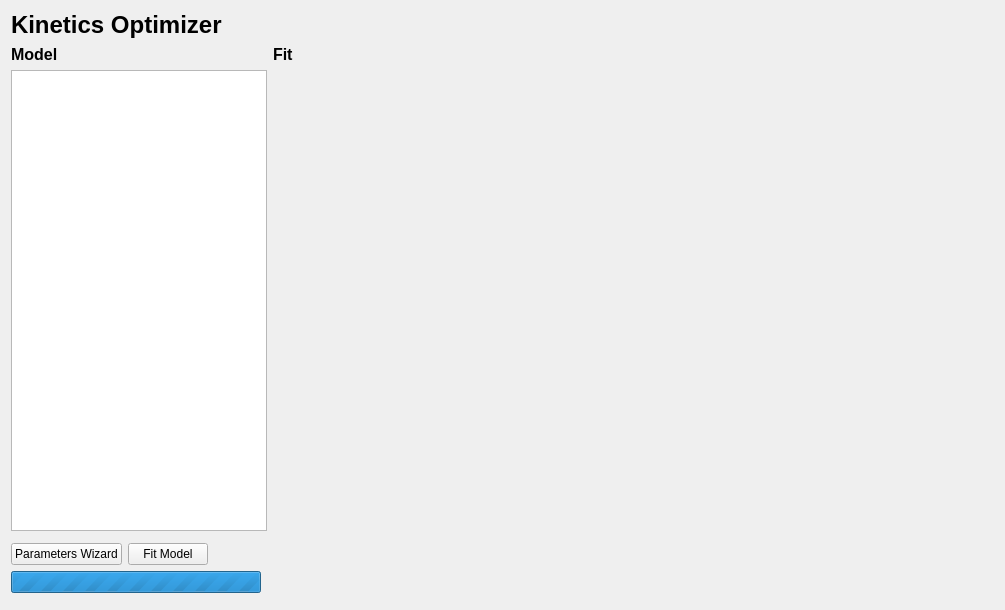
TUM-CBR/pymol-plugins, file cbr/kinetics/visual/KineticsOptimizer.ui: the form before one commit.
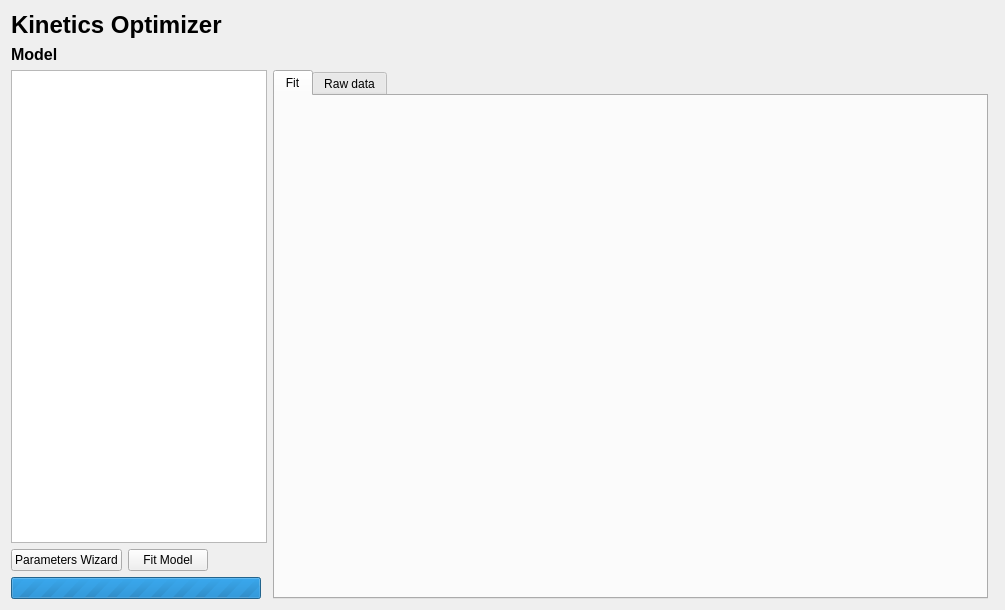
The form after the commit.

Commit message: [Kinetics] Table with raw data.

The edit to the form file:
```diff
--- a/cbr/kinetics/visual/KineticsOptimizer.ui
+++ b/cbr/kinetics/visual/KineticsOptimizer.ui
@@ -13,8 +13,18 @@
   <property name="windowTitle">
    <string>Form</string>
   </property>
-  <layout class="QGridLayout" name="gridLayout" rowstretch="0,0,0,1,0,0,0,0,0" columnstretch="0,0,0,0,0,1">
-   <item row="7" column="0" colspan="3">
+  <layout class="QGridLayout" name="gridLayout" rowstretch="0,0,0,0,1,0,0" columnstretch="0,0,0,0,0,0">
+   <item row="5" column="0">
+    <widget class="QPushButton" name="wizardButton">
+     <property name="text">
+      <string>Parameters Wizard</string>
+     </property>
+    </widget>
+   </item>
+   <item row="3" column="0" rowspan="2" colspan="4">
+    <widget class="QTableView" name="parametersTable"/>
+   </item>
+   <item row="6" column="0" colspan="3">
     <widget class="QProgressBar" name="fitProgressBar">
      <property name="maximum">
       <number>0</number>
@@ -24,7 +34,7 @@
      </property>
     </widget>
    </item>
-   <item row="6" column="2" colspan="2">
+   <item row="5" column="2" colspan="2">
     <spacer name="horizontalSpacer">
      <property name="orientation">
       <enum>Qt::Horizontal</enum>
@@ -37,17 +47,7 @@
      </property>
     </spacer>
    </item>
-   <item row="3" column="0" rowspan="2" colspan="4">
-    <widget class="QTableView" name="parametersTable"/>
-   </item>
-   <item row="6" column="0">
-    <widget class="QPushButton" name="wizardButton">
-     <property name="text">
-      <string>Parameters Wizard</string>
-     </property>
-    </widget>
-   </item>
-   <item row="7" column="3">
+   <item row="6" column="3">
     <widget class="QWidget" name="widget" native="true">
      <property name="minimumSize">
       <size>
@@ -63,13 +63,14 @@
      </property>
     </widget>
    </item>
-   <item row="3" column="4" rowspan="6" colspan="2">
-    <widget class="QWidget" name="plotWidget" native="true"/>
-   </item>
-   <item row="6" column="1">
-    <widget class="QPushButton" name="fitModelButton">
+   <item row="1" column="0" colspan="4">
+    <widget class="QLabel" name="label_4">
+     <property name="styleSheet">
+      <string notr="true">font-weight: bold;
+font-size: 16px;</string>
+     </property>
      <property name="text">
-      <string>Fit Model</string>
+      <string>Model</string>
      </property>
     </widget>
    </item>
@@ -84,26 +85,38 @@
      </property>
     </widget>
    </item>
-   <item row="1" column="4" colspan="2">
-    <widget class="QLabel" name="label_2">
-     <property name="styleSheet">
-      <string notr="true">font-weight: bold;
-font-size: 16px;</string>
-     </property>
+   <item row="5" column="1">
+    <widget class="QPushButton" name="fitModelButton">
      <property name="text">
-      <string>Fit</string>
+      <string>Fit Model</string>
      </property>
     </widget>
    </item>
-   <item row="1" column="0" colspan="4">
-    <widget class="QLabel" name="label_4">
-     <property name="styleSheet">
-      <string notr="true">font-weight: bold;
-font-size: 16px;</string>
+   <item row="3" column="4" rowspan="4">
+    <widget class="QTabWidget" name="tabWidget">
+     <property name="currentIndex">
+      <number>0</number>
      </property>
-     <property name="text">
-      <string>Model</string>
-     </property>
+     <widget class="QWidget" name="plotWidgetLayout">
+      <attribute name="title">
+       <string>Fit</string>
+      </attribute>
+      <layout class="QVBoxLayout" name="verticalLayout">
+       <item>
+        <widget class="QWidget" name="plotWidget" native="true"/>
+       </item>
+      </layout>
+     </widget>
+     <widget class="QWidget" name="rawDataLayout">
+      <attribute name="title">
+       <string>Raw data</string>
+      </attribute>
+      <layout class="QHBoxLayout" name="horizontalLayout">
+       <item>
+        <widget class="QTableView" name="rawDataTable"/>
+       </item>
+      </layout>
+     </widget>
     </widget>
    </item>
   </layout>
```
The commit also changes 3 other files.
